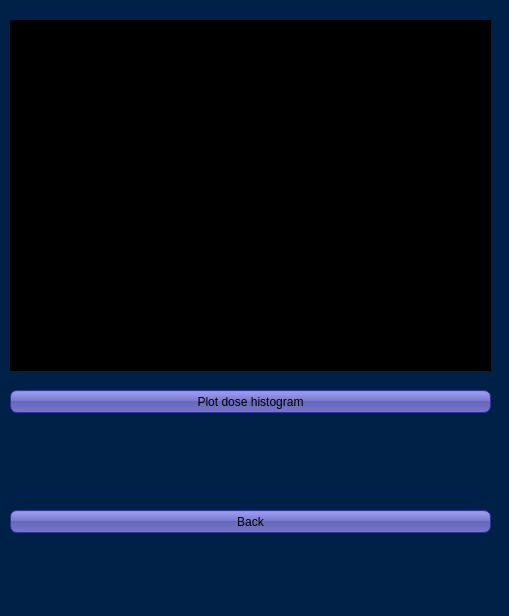
This is RD3D_GUI/runwindow.ui in jdickerson95/qt_RADDDOSE-3D as Qt 5 draws it before an edit. The edited form follows.
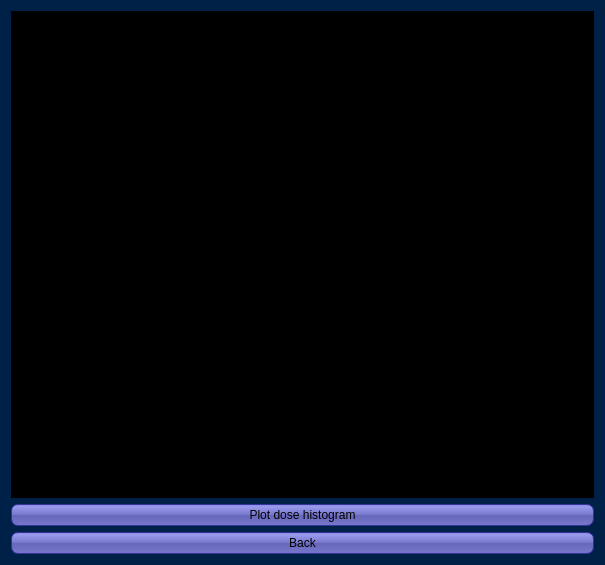
This is the edited form.

Commit message: Changed sizes and layouts

```diff
--- a/RD3D_GUI/runwindow.ui
+++ b/RD3D_GUI/runwindow.ui
@@ -6,8 +6,8 @@
    <rect>
     <x>0</x>
     <y>0</y>
-    <width>509</width>
-    <height>616</height>
+    <width>605</width>
+    <height>565</height>
    </rect>
   </property>
   <property name="palette">
@@ -482,25 +482,12 @@
 background: #025;
 }</string>
   </property>
-  <widget class="QTextEdit" name="textEdit_output">
-   <property name="geometry">
-    <rect>
-     <x>10</x>
-     <y>20</y>
-     <width>481</width>
-     <height>351</height>
-    </rect>
-   </property>
-  </widget>
+  <layout class="QVBoxLayout" name="verticalLayout">
+   <item>
+    <widget class="QTextEdit" name="textEdit_output"/>
+   </item>
+   <item>
   <widget class="QPushButton" name="pushButton_plotHist">
-   <property name="geometry">
-    <rect>
-     <x>10</x>
-     <y>390</y>
-     <width>481</width>
-     <height>23</height>
-    </rect>
-   </property>
    <property name="palette">
     <palette>
      <active>
@@ -1208,15 +1195,9 @@
     <string>Plot dose histogram</string>
    </property>
   </widget>
+   </item>
+   <item>
   <widget class="QPushButton" name="pushButton_runBack">
-   <property name="geometry">
-    <rect>
-     <x>10</x>
-     <y>510</y>
-     <width>481</width>
-     <height>23</height>
-    </rect>
-   </property>
    <property name="palette">
     <palette>
      <active>
@@ -1924,6 +1905,8 @@
     <string>Back</string>
    </property>
   </widget>
+   </item>
+  </layout>
  </widget>
  <resources/>
  <connections/>
```
Lines whose indentation alone changed are shown as unchanged. The commit also changes 10 other files.
